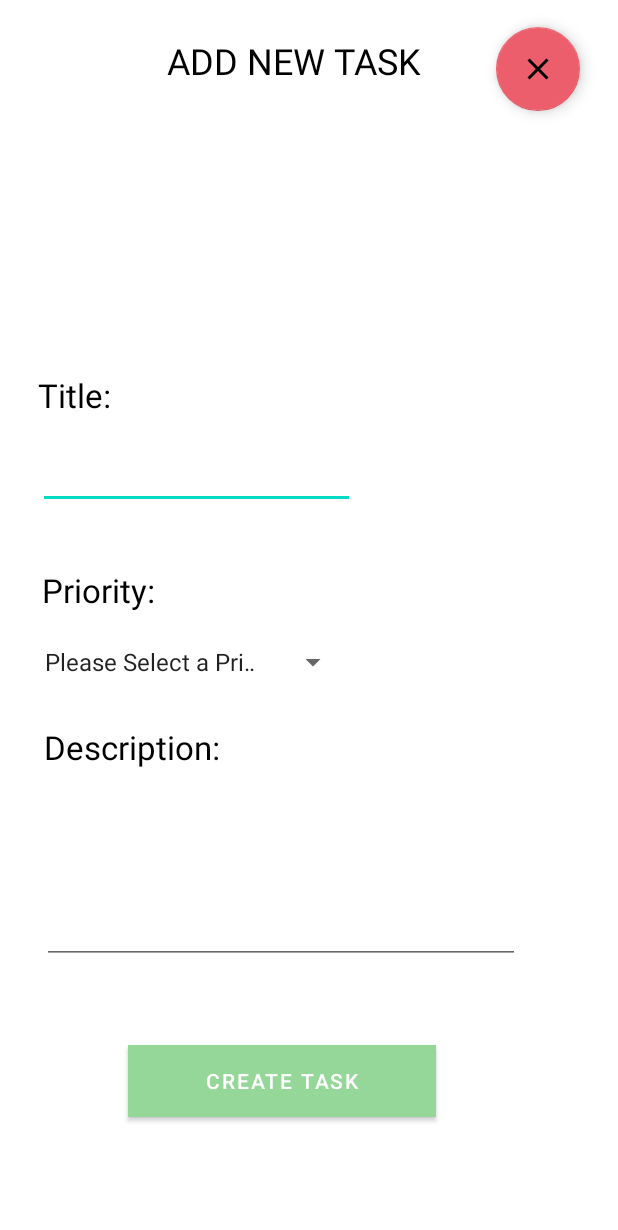
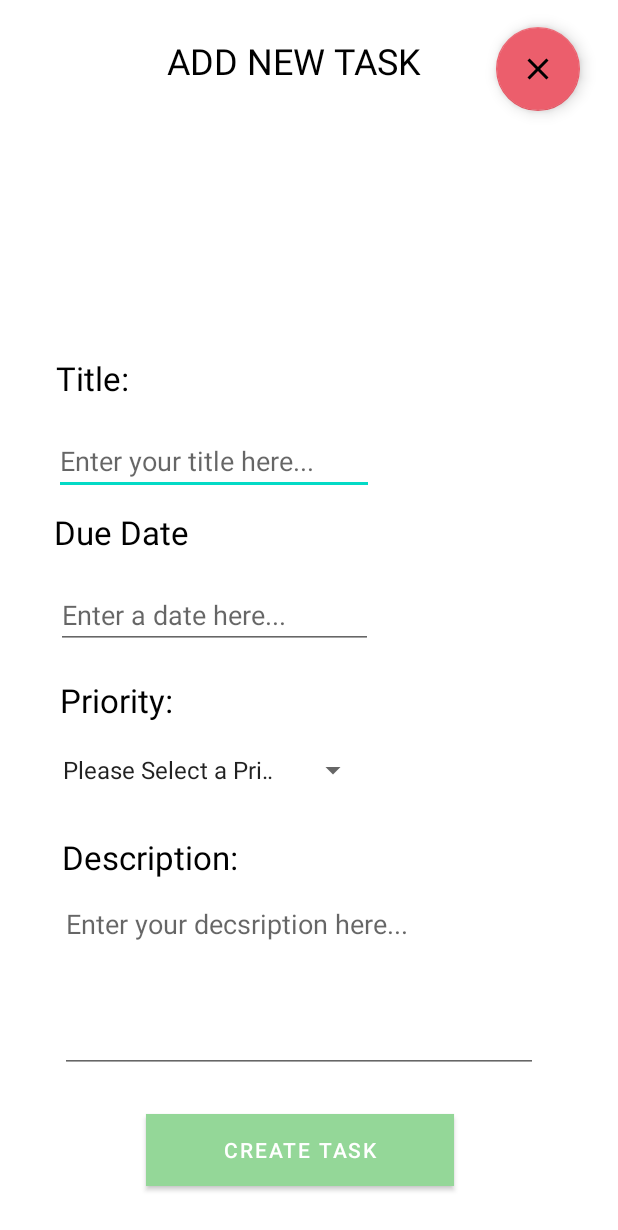
Before and after one commit to Adamoc14/TaskPlanner, an Android app: the AddNewTask screen opened directly, with no data from a screen before it, on a phone screen of 412 x 824 dp. Shown: the top 1230 px of the screen. Run offline under Robolectric (Android 15) with nearby library versions, the phone set to English and light mode, and no system bars.

Commit message:
Fourth Commit :thumbsup:

```diff
--- a/app/src/main/java/com/example/listplanner/AddNewTask.java
+++ b/app/src/main/java/com/example/listplanner/AddNewTask.java
@@ -1,9 +1,11 @@
 //Imports and Packages
 package com.example.listplanner;
+import android.app.DatePickerDialog;
 import android.content.Intent;
 import android.os.Bundle;
 import android.view.View;
 import android.widget.Button;
+import android.widget.DatePicker;
 import android.widget.EditText;
 import android.widget.Spinner;
 
@@ -13,6 +15,7 @@ import androidx.appcompat.app.AppCompatActivity;
 import com.google.android.material.floatingactionbutton.FloatingActionButton;
 
 import java.text.SimpleDateFormat;
+import java.util.Calendar;
 import java.util.Date;
 
 import DB.DB;
@@ -21,9 +24,12 @@ import Models.Task;
 // Class Declaration
 public class AddNewTask extends AppCompatActivity {
     // Variable Declarations and Function Definitions
-    EditText txtEditTitle, txtEditDesc;
+    EditText txtEditTitle, txtEditDesc, txtEditDueDate;
     Spinner spPriority;
     Button btnAddNewTask;
+    //Setting up the date in a nice readable format
+    Calendar editCalendar;
+    SimpleDateFormat formatter = new SimpleDateFormat("EEE MMM d, yyyy");
     FloatingActionButton btnClose;
 
     @Override
@@ -32,15 +38,20 @@ public class AddNewTask extends AppCompatActivity {
         setContentView(R.layout.add_new_task);
 
         addTaskPageInit();
+        txtEditDueDate.setOnClickListener(new View.OnClickListener() {
+            @Override
+            public void onClick(View v) {
+                handleDatePicker();
+            }
+        });
         btnAddNewTask.setOnClickListener(new View.OnClickListener() {
             @Override
             public void onClick(View v) {
-                //Setting up the date in a nice readable format
-                SimpleDateFormat formatter = new SimpleDateFormat("EEE MMM d, yyyy");
+
 
                 // Calling the DB to Add our new Task
                 DB myDB = new DB(AddNewTask.this);
-                Task newTask = new Task(spPriority.getSelectedItemPosition(), txtEditTitle.getText().toString() , txtEditDesc.getText().toString(), formatter.format(new Date()));
+                Task newTask = new Task(spPriority.getSelectedItemPosition(), txtEditTitle.getText().toString() , txtEditDesc.getText().toString(), formatter.format(new Date()) , txtEditDueDate.getText().toString());
                 myDB.insertTask(newTask);
                 //TODO: Error Handling
 
@@ -62,6 +73,19 @@ public class AddNewTask extends AppCompatActivity {
 
     }
 
+    public void handleDatePicker(){
+        editCalendar  = Calendar.getInstance();
+        new DatePickerDialog(AddNewTask.this, new DatePickerDialog.OnDateSetListener() {
+            @Override
+            public void onDateSet(DatePicker view, int year, int month, int dayOfMonth) {
+                editCalendar.set(Calendar.YEAR , year);
+                editCalendar.set(Calendar.MONTH , month);
+                editCalendar.set(Calendar.DAY_OF_MONTH , dayOfMonth);
+                txtEditDueDate.setText(formatter.format(editCalendar.getTime()));
+            }
+        }, editCalendar.get(Calendar.YEAR), editCalendar.get(Calendar.MONTH), editCalendar.get(Calendar.DAY_OF_MONTH)).show();
+    }
+
     public void backToMainScreen(){
         Intent backToMainScreen = new Intent(AddNewTask.this , MainActivity.class);
         startActivity(backToMainScreen);
@@ -71,6 +95,7 @@ public class AddNewTask extends AppCompatActivity {
     public void addTaskPageInit(){
         txtEditTitle = (EditText) findViewById(R.id.txtEditSingleTitle);
         txtEditDesc = (EditText) findViewById(R.id.txtEditSingleDesc);
+        txtEditDueDate = (EditText) findViewById(R.id.txtEditDueDate);
         spPriority = (Spinner) findViewById(R.id.spEditSinglePriority);
         btnAddNewTask = (Button) findViewById(R.id.btnUpdateTask);
         btnClose = (FloatingActionButton) findViewById(R.id.btnCloseAdd);
--- a/app/src/main/java/com/example/listplanner/ViewSingleTask.java
+++ b/app/src/main/java/com/example/listplanner/ViewSingleTask.java
@@ -18,7 +18,7 @@ import DB.DB;
 import Models.Task;
 
 public class ViewSingleTask extends AppCompatActivity {
-    TextView txtViewTitle , txtViewDescription , txtViewDate, txtViewPriority;
+    TextView txtViewTitle , txtViewDescription , txtViewDate, txtViewPriority , txtViewSingleDueDate;
     Button btnUpdate;
     ImageButton btnDelete;
     FloatingActionButton btnClose;
@@ -42,7 +42,8 @@ public class ViewSingleTask extends AppCompatActivity {
             txtViewTitle.setText(foundTask.getTitle());
             txtViewPriority.setText(String.valueOf(foundTask.getPriority()));
             txtViewDescription.setText(foundTask.getDescription());
-            txtViewDate.setText(foundTask.getDate());
+            txtViewDate.setText("Created at: " + foundTask.getDate());
+            txtViewSingleDueDate.setText("Due Date: " + foundTask.getdueDate());
 
             // Brings the app to update page to update the respective task
             btnUpdate.setOnClickListener(new View.OnClickListener() {
@@ -86,6 +87,7 @@ public class ViewSingleTask extends AppCompatActivity {
         txtViewDate = (TextView) findViewById(R.id.txtViewSingleDate);
         txtViewDescription = (TextView) findViewById(R.id.txtViewSingleDescription);
         txtViewPriority = (TextView) findViewById(R.id.txtViewSinglePriorityTag);
+        txtViewSingleDueDate = (TextView) findViewById(R.id.txtViewSingleDueDate);
         btnUpdate = (Button) findViewById(R.id.btnUpdate);
         btnClose = (FloatingActionButton) findViewById(R.id.btnClose);
         btnDelete = (ImageButton) findViewById(R.id.btnDelete);
--- a/app/src/main/res/layout/activity_main.xml
+++ b/app/src/main/res/layout/activity_main.xml
@@ -22,7 +22,6 @@
         android:layout_height="wrap_content"
         android:layout_marginBottom="24dp"
         android:clickable="true"
-        android:contentDescription="@string/todo"
         android:focusable="true"
         app:backgroundTint="#FFFFFF"
         app:borderWidth="1dp"
--- a/app/src/main/res/layout/add_new_task.xml
+++ b/app/src/main/res/layout/add_new_task.xml
@@ -15,71 +15,69 @@
         android:layout_marginEnd="25dp"
         android:layout_marginRight="25dp"
         android:clickable="true"
-        android:contentDescription="TODO"
+        android:focusable="true"
         app:backgroundTint="#EC5E6C"
         app:backgroundTintMode="src_over"
-        app:layout_constraintBottom_toTopOf="@+id/txtViewSingleDate"
         app:layout_constraintEnd_toEndOf="parent"
         app:layout_constraintHorizontal_bias="0.988"
-        app:layout_constraintStart_toEndOf="@+id/txtViewSinglePriorityTag"
         app:layout_constraintTop_toTopOf="parent"
         app:layout_constraintVertical_bias="0.0"
         app:rippleColor="#FFFFFF"
         app:srcCompat="@drawable/close_icon"
         tools:ignore="VectorDrawableCompat" />
 
-    <androidx.appcompat.widget.AppCompatSpinner
-        android:id="@+id/spEditSinglePriority"
+    <EditText
+        android:id="@+id/txtEditDueDate"
         android:layout_width="wrap_content"
         android:layout_height="wrap_content"
-        android:layout_above="@+id/textView5"
+        android:layout_above="@+id/lblPriority"
         android:layout_alignParentStart="true"
         android:layout_alignParentLeft="true"
         android:layout_alignParentEnd="true"
         android:layout_alignParentRight="true"
-        android:layout_marginStart="22dp"
-        android:layout_marginLeft="22dp"
-        android:layout_marginEnd="179dp"
-        android:layout_marginRight="179dp"
-        android:layout_marginBottom="30dp"
-        android:entries="@array/priority_list"
-        android:gravity="start|left" />
+        android:layout_marginStart="37dp"
+        android:layout_marginLeft="37dp"
+        android:layout_marginEnd="163dp"
+        android:layout_marginRight="163dp"
+        android:layout_marginBottom="19dp"
+        android:autofillHints=""
+        android:ems="10"
+        android:focusable="auto"
+        android:focusableInTouchMode="false"
+        android:hint="@string/enter_a_date_here"
+        android:inputType="date" />
 
     <EditText
         android:id="@+id/txtEditSingleTitle"
         android:layout_width="wrap_content"
         android:layout_height="wrap_content"
-        android:layout_above="@+id/textView3"
+        android:layout_above="@+id/lblDueDate"
+        android:layout_alignParentStart="true"
+        android:layout_alignParentLeft="true"
+        android:layout_marginStart="36dp"
+        android:layout_marginLeft="36dp"
+        android:layout_marginBottom="10dp"
+        android:autofillHints=""
+        android:ems="10"
+        android:hint="@string/enter_your_title_here"
+        android:inputType="textPersonName" />
+
+    <androidx.appcompat.widget.AppCompatSpinner
+        android:id="@+id/spEditSinglePriority"
+        android:layout_width="wrap_content"
+        android:layout_height="wrap_content"
+        android:layout_above="@+id/lblDescription"
         android:layout_alignParentStart="true"
         android:layout_alignParentLeft="true"
         android:layout_alignParentEnd="true"
         android:layout_alignParentRight="true"
-        android:layout_marginStart="25dp"
-        android:layout_marginLeft="25dp"
-        android:layout_marginEnd="175dp"
-        android:layout_marginRight="175dp"
-        android:layout_marginBottom="39dp"
-        android:ems="10"
-        android:inputType="textPersonName" />
-
-    <TextView
-        android:id="@+id/textView5"
-        android:layout_width="wrap_content"
-        android:layout_height="wrap_content"
-        android:layout_above="@+id/txtEditSingleDesc"
-        android:layout_alignParentStart="true"
-        android:layout_alignParentLeft="true"
-        android:layout_alignParentEnd="true"
-        android:layout_alignParentRight="true"
-        android:layout_marginStart="29dp"
-        android:layout_marginLeft="29dp"
-        android:layout_marginEnd="232dp"
-        android:layout_marginRight="232dp"
-        android:layout_marginBottom="8dp"
-        android:gravity="bottom|center|left"
-        android:text="@string/description"
-        android:textColor="#000000"
-        android:textSize="22sp" />
+        android:layout_marginStart="34dp"
+        android:layout_marginLeft="34dp"
+        android:layout_marginEnd="166dp"
+        android:layout_marginRight="166dp"
+        android:layout_marginBottom="31dp"
+        android:entries="@array/priority_list"
+        android:gravity="start" />
 
     <EditText
         android:id="@+id/txtEditSingleDesc"
@@ -90,47 +88,100 @@
         android:layout_alignParentLeft="true"
         android:layout_alignParentEnd="true"
         android:layout_alignParentRight="true"
-        android:layout_marginStart="28dp"
-        android:layout_marginLeft="28dp"
-        android:layout_marginEnd="65dp"
-        android:layout_marginRight="65dp"
-        android:layout_marginBottom="54dp"
+        android:layout_marginStart="40dp"
+        android:layout_marginLeft="40dp"
+        android:layout_marginEnd="53dp"
+        android:layout_marginRight="53dp"
+        android:layout_marginBottom="27dp"
+        android:autofillHints=""
         android:ems="10"
         android:gravity="start|top"
+        android:hint="@string/enter_your_decsription_here"
         android:inputType="textMultiLine"
         android:singleLine="false" />
 
     <TextView
-        android:id="@+id/textView3"
+        android:id="@+id/lblPriority"
         android:layout_width="117dp"
         android:layout_height="wrap_content"
         android:layout_above="@+id/spEditSinglePriority"
         android:layout_alignParentStart="true"
         android:layout_alignParentLeft="true"
-        android:layout_marginStart="28dp"
-        android:layout_marginLeft="28dp"
-        android:layout_marginBottom="21dp"
-        android:gravity="center|left"
+        android:layout_marginStart="40dp"
+        android:layout_marginLeft="40dp"
+        android:layout_marginBottom="20dp"
+        android:gravity="center|start"
         android:text="@string/priority"
         android:textColor="#000000"
         android:textSize="22sp" />
 
     <TextView
-        android:id="@+id/textView2"
+        android:id="@+id/lblDueDate"
+        android:layout_width="wrap_content"
+        android:layout_height="28dp"
+        android:layout_above="@+id/txtEditDueDate"
+        android:layout_alignParentStart="true"
+        android:layout_alignParentLeft="true"
+        android:layout_marginStart="36dp"
+        android:layout_marginLeft="36dp"
+        android:layout_marginBottom="19dp"
+        android:text="@string/due_date_Title"
+        android:textColor="#000000"
+        android:textSize="22sp" />
+
+    <TextView
+        android:id="@+id/lblDescription"
+        android:layout_width="wrap_content"
+        android:layout_height="wrap_content"
+        android:layout_above="@+id/txtEditSingleDesc"
+        android:layout_alignParentStart="true"
+        android:layout_alignParentLeft="true"
+        android:layout_alignParentEnd="true"
+        android:layout_alignParentRight="true"
+        android:layout_marginStart="41dp"
+        android:layout_marginLeft="41dp"
+        android:layout_marginEnd="220dp"
+        android:layout_marginRight="220dp"
+        android:layout_marginBottom="7dp"
+        android:gravity="bottom|center|start"
+        android:text="@string/description"
+        android:textColor="#000000"
+        android:textSize="22sp" />
+
+    <TextView
+        android:id="@+id/lblTitleAdd"
         android:layout_width="wrap_content"
         android:layout_height="28dp"
         android:layout_above="@+id/txtEditSingleTitle"
         android:layout_alignParentStart="true"
         android:layout_alignParentLeft="true"
-        android:layout_marginStart="25dp"
-        android:layout_marginLeft="25dp"
-        android:layout_marginBottom="17dp"
+        android:layout_marginStart="37dp"
+        android:layout_marginLeft="37dp"
+        android:layout_marginBottom="19dp"
         android:text="@string/title"
         android:textColor="#000000"
         android:textSize="22sp" />
 
+    <Button
+        android:id="@+id/btnUpdateTask"
+        android:layout_width="205dp"
+        android:layout_height="wrap_content"
+        android:layout_alignParentStart="true"
+        android:layout_alignParentLeft="true"
+        android:layout_alignParentEnd="true"
+        android:layout_alignParentRight="true"
+        android:layout_alignParentBottom="true"
+        android:layout_marginStart="97dp"
+        android:layout_marginLeft="97dp"
+        android:layout_marginEnd="109dp"
+        android:layout_marginRight="109dp"
+        android:layout_marginBottom="33dp"
+        android:background="@color/priority5"
+        android:text="@string/create_task"
+        app:backgroundTint="@color/priority5" />
+
     <TextView
-        android:id="@+id/textView"
+        android:id="@+id/lblAddNewTaskTitle"
         android:layout_width="204dp"
         android:layout_height="wrap_content"
         android:layout_alignParentStart="true"
@@ -148,23 +199,5 @@
         android:textColor="#000000"
         android:textSize="24sp" />
 
-    <Button
-        android:id="@+id/btnUpdateTask"
-        android:layout_width="205dp"
-        android:layout_height="wrap_content"
-        android:layout_alignParentStart="true"
-        android:layout_alignParentLeft="true"
-        android:layout_alignParentEnd="true"
-        android:layout_alignParentRight="true"
-        android:layout_alignParentBottom="true"
-        android:layout_marginStart="85dp"
-        android:layout_marginLeft="85dp"
-        android:layout_marginEnd="121dp"
-        android:layout_marginRight="121dp"
-        android:layout_marginBottom="79dp"
-        android:background="@color/priority5"
-        android:text="Create Task"
-        app:backgroundTint="@color/priority5" />
-
 
 </RelativeLayout>
--- a/app/src/main/res/values/strings.xml
+++ b/app/src/main/res/values/strings.xml
@@ -3,7 +3,7 @@
     <string name="to_do_list_header" translatable="false">To Do List</string>
     <string name="task_tag" translatable="false">1</string>
     <string name="task_date_info" translatable="false">13/12/14</string>
-    <string name="todo">TODO</string>
+    <string name="todo_title">TODO</string>
     <string name="description">Description:</string>
     <string name="priority">Priority:</string>
     <string name="title">Title:</string>
@@ -14,6 +14,14 @@
     <string name="home">Home</string>
     <string name="logo">logo</string>
     <string name="loading">Loading ....</string>
+    <string name="due_date">Due Date:</string>
+    <string name="due_date_Title">Due Date</string>
+    <string name="create_task">Create Task</string>
+    <string name="enter_a_date_here">Enter a date here...</string>
+    <string name="enter_your_title_here">Enter your title here...</string>
+    <string name="enter_your_decsription_here">Enter your decsription here...</string>
+    <string name="close">Close</string>
+    <string name="enter_a_title_here">Enter a title here...</string>
     <string-array name="priority_list">
         <item>Please Select a Priority</item>
         <item>1</item>
```
Also changed, not shown: app/src/main/java/Adapters/TaskAdapter.java (+5 -2 lines), app/src/main/java/DB/DB.java (+6 -2 lines), app/src/main/java/Models/Task.java (+11 -3 lines), app/src/main/java/com/example/listplanner/UpdateSingleTask.java (+29 -3 lines), app/src/main/res/layout/task_layout.xml (+24 -10 lines), app/src/main/res/layout/update_single_task.xml (+116 -79 lines), app/src/main/res/layout/view_single_task.xml (+14 -3 lines).
